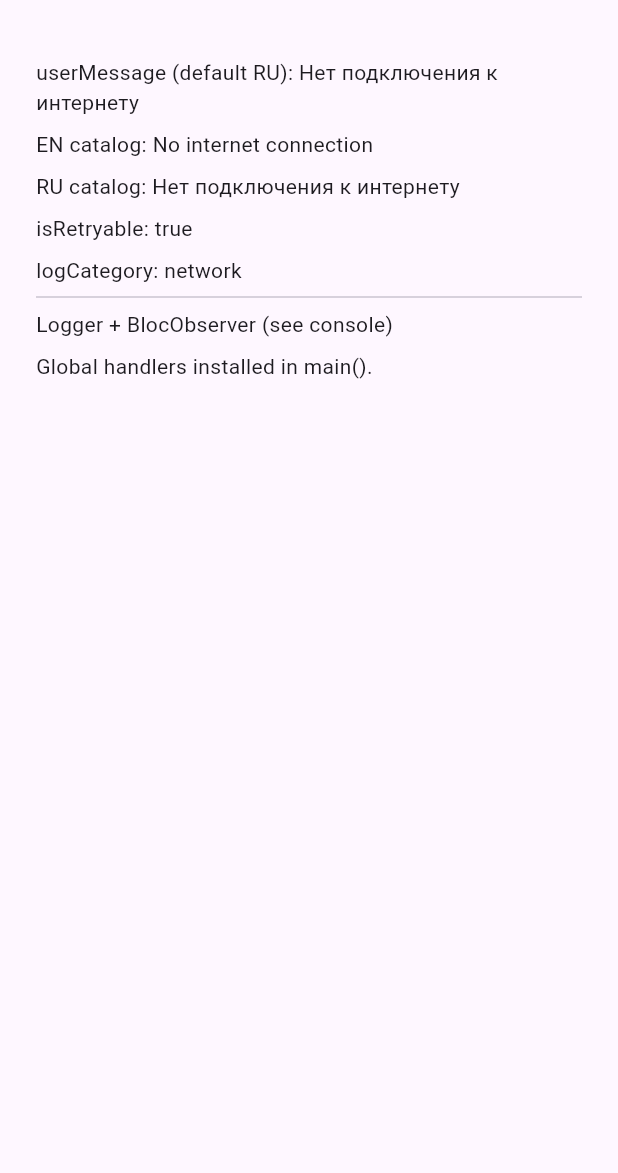
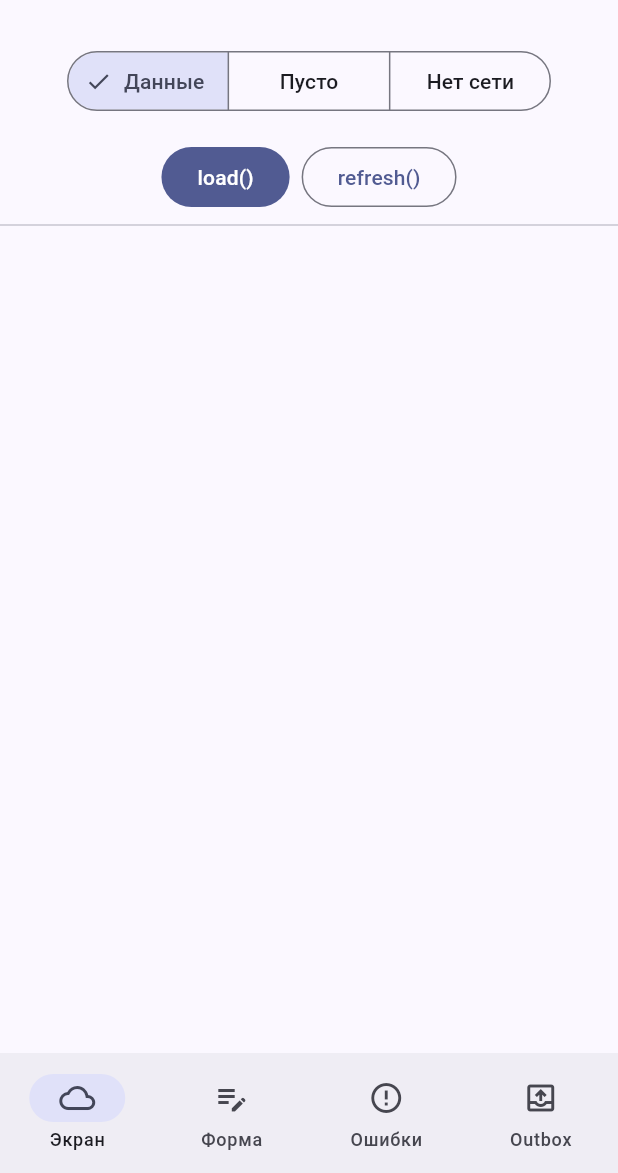
Before and after one commit to DoolotbekovSultan/nexo, a Flutter app: the screen it shows after launch, on a phone screen of 412 x 824 dp, the part 63-1236 px from its top. Run offline on Flutter 3.47's test engine with Material 3 defaults, Android fonts, the phone set to English and light mode, and no system bars; our stand-ins replace args, bloc, bloc_concurrency, dio, firebase_auth, firebase_core and 9 more; accounts and stored records are empty.

Commit message:
feat(example): demo gallery with four tabs
Async screen (NexoAsyncCubit + NexoAsyncStateBuilder with skeleton/empty/failure), NexoValidators form, feedback widgets and a live NexoOutbox queue with an offline switch.

```diff
--- /dev/null
+++ b/example/lib/async_demo_page.dart
@@ -0,0 +1,109 @@
+import 'package:flutter/material.dart';
+import 'package:nexo/nexo.dart';
+
+enum _NetworkMode { ok, empty, offline }
+
+class _ItemsCubit extends NexoAsyncCubit<List<String>> {
+  _ItemsCubit();
+
+  var mode = _NetworkMode.ok;
+
+  @override
+  Future<Result<List<String>>> fetch() async {
+    await Future<void>.delayed(const Duration(milliseconds: 400));
+    return switch (mode) {
+      _NetworkMode.offline => const Left(
+        Failure.network(type: NetworkFailure.timeout),
+      ),
+      _NetworkMode.empty => const Right(<String>[]),
+      _NetworkMode.ok => const Right(['Пункт 1', 'Пункт 2', 'Пункт 3']),
+    };
+  }
+}
+
+class AsyncDemoPage extends StatefulWidget {
+  const AsyncDemoPage({super.key});
+
+  @override
+  State<AsyncDemoPage> createState() => _AsyncDemoPageState();
+}
+
+class _AsyncDemoPageState extends State<AsyncDemoPage> {
+  late final _cubit = _ItemsCubit();
+
+  @override
+  void dispose() {
+    _cubit.close();
+    super.dispose();
+  }
+
+  @override
+  Widget build(BuildContext context) {
+    return BlocProvider(
+      create: (_) => _cubit,
+      child: Column(
+        children: [
+          Padding(
+            padding: const EdgeInsets.all(16),
+            child: SegmentedButton<_NetworkMode>(
+              segments: const [
+                ButtonSegment(value: _NetworkMode.ok, label: Text('Данные')),
+                ButtonSegment(value: _NetworkMode.empty, label: Text('Пусто')),
+                ButtonSegment(
+                  value: _NetworkMode.offline,
+                  label: Text('Нет сети'),
+                ),
+              ],
+              selected: {_cubit.mode},
+              onSelectionChanged: (selection) =>
+                  setState(() => _cubit.mode = selection.first),
+            ),
+          ),
+          Row(
+            mainAxisAlignment: MainAxisAlignment.center,
+            children: [
+              FilledButton(
+                onPressed: () => _cubit.load(),
+                child: const Text('load()'),
+              ),
+              const SizedBox(width: 8),
+              OutlinedButton(
+                onPressed: () => _cubit.refresh(),
+                child: const Text('refresh()'),
+              ),
+            ],
+          ),
+          const Divider(),
+          Expanded(
+            child: BlocBuilder<_ItemsCubit, NexoAsyncState<List<String>>>(
+              builder: (context, state) {
+                return NexoAsyncStateBuilder<List<String>>(
+                  state: state,
+                  loading: (_) => const NexoSkeletonList(itemCount: 4),
+                  success: (_, items) => items.isEmpty
+                      ? NexoEmptyView(
+                          title: 'Пока ничего нет',
+                          subtitle: 'Переключите режим на «Данные» и повторите',
+                          actionLabel: 'load()',
+                          onAction: () => _cubit.load(),
+                        )
+                      : ListView(
+                          children: [
+                            for (final item in items)
+                              ListTile(title: Text(item)),
+                          ],
+                        ),
+                  failure: (_, failure) => NexoFailureView(
+                    failure: failure,
+                    showTechnicalCode: true,
+                    onRetry: () => _cubit.retry(),
+                  ),
+                );
+              },
+            ),
+          ),
+        ],
+      ),
+    );
+  }
+}
--- a/example/lib/main.dart
+++ b/example/lib/main.dart
@@ -1,5 +1,9 @@
 import 'package:flutter/material.dart';
 import 'package:nexo/nexo.dart';
+import 'package:nexo_example/async_demo_page.dart';
+import 'package:nexo_example/feedback_demo_page.dart';
+import 'package:nexo_example/form_demo_page.dart';
+import 'package:nexo_example/outbox_demo_page.dart';
 import 'package:talker/talker.dart';
 
 Future<void> main() async {
@@ -14,7 +18,6 @@ Future<void> main() async {
       crashReporter: crashReporter,
       logEvents: false,
     );
-    logger.debug('Example starting (NexoFlutterErrors + NexoBlocObserver)');
     runApp(const NexoExampleApp());
   });
 }
@@ -24,51 +27,58 @@ class NexoExampleApp extends StatelessWidget {
 
   @override
   Widget build(BuildContext context) {
-    return MaterialApp(title: 'nexo example', home: const _FailureDemoPage());
+    return MaterialApp(
+      title: 'nexo example',
+      theme: ThemeData(colorSchemeSeed: Colors.indigo, useMaterial3: true),
+      home: const DemoShell(),
+    );
   }
 }
 
-class _FailureDemoPage extends StatelessWidget {
-  const _FailureDemoPage();
+class DemoShell extends StatefulWidget {
+  const DemoShell({super.key});
+
+  @override
+  State<DemoShell> createState() => _DemoShellState();
+}
+
+class _DemoShellState extends State<DemoShell> {
+  var _index = 0;
+
+  static const _pages = [
+    AsyncDemoPage(),
+    FormDemoPage(),
+    FeedbackDemoPage(),
+    OutboxDemoPage(),
+  ];
 
   @override
   Widget build(BuildContext context) {
-    const failure = Failure.network(type: NetworkFailure.noInternet);
-    const ru = RuFailureUserMessages();
-    const en = EnFailureUserMessages();
-
     return Scaffold(
       appBar: AppBar(title: const Text('nexo example')),
-      body: Padding(
-        padding: const EdgeInsets.all(24),
-        child: Column(
-          crossAxisAlignment: CrossAxisAlignment.start,
-          children: [
-            Text('userMessage (default RU): ${failure.userMessage}'),
-            const SizedBox(height: 8),
-            Text('EN catalog: ${failure.localizedMessage(en)}'),
-            const SizedBox(height: 8),
-            Text('RU catalog: ${failure.localizedMessage(ru)}'),
-            const SizedBox(height: 8),
-            Text('isRetryable: ${failure.isRetryable}'),
-            const SizedBox(height: 8),
-            Text('logCategory: ${failure.logCategory}'),
-            const Divider(),
-            const Text('Logger + BlocObserver (see console)'),
-            const SizedBox(height: 8),
-            const _LoggerDemo(),
-          ],
-        ),
+      body: IndexedStack(index: _index, children: _pages),
+      bottomNavigationBar: NavigationBar(
+        selectedIndex: _index,
+        onDestinationSelected: (value) => setState(() => _index = value),
+        destinations: const [
+          NavigationDestination(
+            icon: Icon(Icons.cloud_outlined),
+            label: 'Экран',
+          ),
+          NavigationDestination(
+            icon: Icon(Icons.edit_note_outlined),
+            label: 'Форма',
+          ),
+          NavigationDestination(
+            icon: Icon(Icons.error_outline),
+            label: 'Ошибки',
+          ),
+          NavigationDestination(
+            icon: Icon(Icons.outbox_outlined),
+            label: 'Outbox',
+          ),
+        ],
       ),
     );
   }
 }
-
-class _LoggerDemo extends StatelessWidget {
-  const _LoggerDemo();
-
-  @override
-  Widget build(BuildContext context) {
-    return const Text('Global handlers installed in main().');
-  }
-}
```
Also changed, not shown: example/lib/feedback_demo_page.dart (added, +77 -0 lines), example/lib/form_demo_page.dart (added, +70 -0 lines), example/lib/outbox_demo_page.dart (added, +91 -0 lines), 1 other file.
